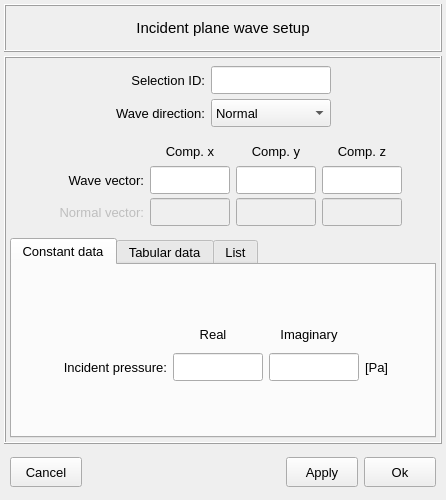
Old version of the form vibra/interface/data/ui_files/model/acoustic/excitations/incident_plane_wave_inputs.ui in the repository MOPT-UFSC/VIBRA.
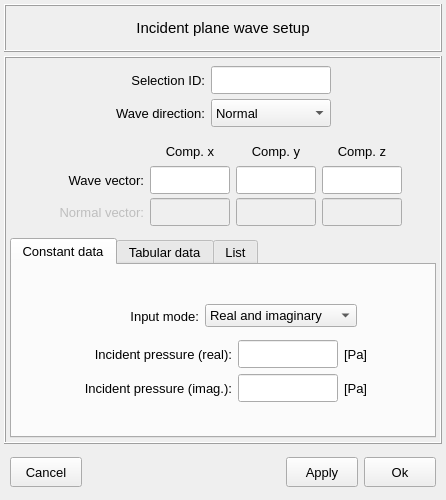
New version of the form. Icons and pictures are not drawn.

Commit message: Refactor the incident plane wave input class

```diff
--- a/vibra/interface/data/ui_files/model/acoustic/excitations/incident_plane_wave_inputs.ui
+++ b/vibra/interface/data/ui_files/model/acoustic/excitations/incident_plane_wave_inputs.ui
@@ -246,47 +246,60 @@
              <property name="spacing">
               <number>6</number>
              </property>
+             <item row="3" column="3">
+              <widget class="QLabel" name="label_pinc0_unit">
+               <property name="minimumSize">
+                <size>
+                 <width>40</width>
+                 <height>26</height>
+                </size>
+               </property>
+               <property name="maximumSize">
+                <size>
+                 <width>40</width>
+                 <height>26</height>
+                </size>
+               </property>
+               <property name="font">
+                <font>
+                 <family>MS Shell Dlg 2</family>
+                 <pointsize>10</pointsize>
+                 <italic>false</italic>
+                 <bold>false</bold>
+                </font>
+               </property>
+               <property name="text">
+                <string>[Pa]</string>
+               </property>
+               <property name="alignment">
+                <set>Qt::AlignmentFlag::AlignLeading|Qt::AlignmentFlag::AlignLeft|Qt::AlignmentFlag::AlignVCenter</set>
+               </property>
+              </widget>
+             </item>
+             <item row="0" column="2">
+              <spacer name="verticalSpacer">
+               <property name="orientation">
+                <enum>Qt::Orientation::Vertical</enum>
+               </property>
+               <property name="sizeHint" stdset="0">
+                <size>
+                 <width>20</width>
+                 <height>40</height>
+                </size>
+               </property>
+              </spacer>
+             </item>
              <item row="3" column="2">
               <widget class="QLineEdit" name="lineEdit_incident_pressure_real">
                <property name="minimumSize">
                 <size>
-                 <width>90</width>
+                 <width>100</width>
                  <height>28</height>
                 </size>
                </property>
                <property name="maximumSize">
                 <size>
-                 <width>90</width>
-                 <height>28</height>
-                </size>
-               </property>
-               <property name="font">
-                <font>
-                 <family>MS Shell Dlg 2</family>
-                 <pointsize>10</pointsize>
-                 <italic>false</italic>
-                 <bold>false</bold>
-                </font>
-               </property>
-               <property name="styleSheet">
-                <string notr="true"/>
-               </property>
-               <property name="alignment">
-                <set>Qt::AlignmentFlag::AlignCenter</set>
-               </property>
-              </widget>
-             </item>
-             <item row="3" column="3">
-              <widget class="QLineEdit" name="lineEdit_incident_pressure_imag">
-               <property name="minimumSize">
-                <size>
-                 <width>90</width>
-                 <height>28</height>
-                </size>
-               </property>
-               <property name="maximumSize">
-                <size>
-                 <width>90</width>
+                 <width>100</width>
                  <height>28</height>
                 </size>
                </property>
@@ -319,17 +332,17 @@
                </property>
               </spacer>
              </item>
-             <item row="3" column="1">
-              <widget class="QLabel" name="label_incident_pressure_constant">
+             <item row="4" column="1">
+              <widget class="QLabel" name="label_pinc1_constant">
                <property name="minimumSize">
                 <size>
-                 <width>110</width>
+                 <width>170</width>
                  <height>28</height>
                 </size>
                </property>
                <property name="maximumSize">
                 <size>
-                 <width>140</width>
+                 <width>180</width>
                  <height>28</height>
                 </size>
                </property>
@@ -342,24 +355,24 @@
                 </font>
                </property>
                <property name="text">
-                <string>Incident pressure:</string>
+                <string>Incident pressure (imag.):</string>
                </property>
                <property name="alignment">
                 <set>Qt::AlignmentFlag::AlignRight|Qt::AlignmentFlag::AlignTrailing|Qt::AlignmentFlag::AlignVCenter</set>
                </property>
               </widget>
              </item>
-             <item row="2" column="3">
-              <widget class="QLabel" name="label_5">
+             <item row="4" column="3">
+              <widget class="QLabel" name="label_pinc1_unit">
                <property name="minimumSize">
                 <size>
-                 <width>80</width>
+                 <width>40</width>
                  <height>26</height>
                 </size>
                </property>
                <property name="maximumSize">
                 <size>
-                 <width>80</width>
+                 <width>40</width>
                  <height>26</height>
                 </size>
                </property>
@@ -372,100 +385,27 @@
                 </font>
                </property>
                <property name="text">
-                <string>Imaginary</string>
+                <string>[Pa]</string>
                </property>
                <property name="alignment">
-                <set>Qt::AlignmentFlag::AlignCenter</set>
+                <set>Qt::AlignmentFlag::AlignLeading|Qt::AlignmentFlag::AlignLeft|Qt::AlignmentFlag::AlignVCenter</set>
                </property>
               </widget>
              </item>
-             <item row="2" column="2">
-              <widget class="QLabel" name="label_4">
-               <property name="minimumSize">
-                <size>
-                 <width>80</width>
-                 <height>26</height>
-                </size>
-               </property>
-               <property name="maximumSize">
-                <size>
-                 <width>80</width>
-                 <height>26</height>
-                </size>
-               </property>
-               <property name="font">
-                <font>
-                 <family>MS Shell Dlg 2</family>
-                 <pointsize>10</pointsize>
-                 <italic>false</italic>
-                 <bold>false</bold>
-                </font>
-               </property>
-               <property name="text">
-                <string>Real</string>
-               </property>
-               <property name="alignment">
-                <set>Qt::AlignmentFlag::AlignCenter</set>
-               </property>
-              </widget>
-             </item>
-             <item row="3" column="5">
-              <spacer name="horizontalSpacer_4">
-               <property name="orientation">
-                <enum>Qt::Orientation::Horizontal</enum>
-               </property>
-               <property name="sizeHint" stdset="0">
-                <size>
-                 <width>40</width>
-                 <height>20</height>
-                </size>
-               </property>
-              </spacer>
-             </item>
              <item row="3" column="4">
-              <widget class="QLabel" name="label_21">
-               <property name="minimumSize">
-                <size>
-                 <width>20</width>
-                 <height>28</height>
-                </size>
-               </property>
-               <property name="maximumSize">
-                <size>
-                 <width>40</width>
-                 <height>28</height>
-                </size>
-               </property>
-               <property name="font">
-                <font>
-                 <family>MS Shell Dlg 2</family>
-                 <pointsize>10</pointsize>
-                 <italic>false</italic>
-                 <bold>false</bold>
-                </font>
-               </property>
-               <property name="text">
-                <string>[Pa]</string>
-               </property>
-               <property name="alignment">
-                <set>Qt::AlignmentFlag::AlignLeading|Qt::AlignmentFlag::AlignLeft|Qt::AlignmentFlag::AlignVCenter</set>
-               </property>
-              </widget>
-             </item>
-             <item row="0" column="2">
-              <spacer name="verticalSpacer">
+              <spacer name="horizontalSpacer_4">
                <property name="orientation">
-                <enum>Qt::Orientation::Vertical</enum>
+                <enum>Qt::Orientation::Horizontal</enum>
                </property>
                <property name="sizeHint" stdset="0">
                 <size>
-                 <width>20</width>
-                 <height>40</height>
+                 <width>40</width>
+                 <height>20</height>
                 </size>
                </property>
               </spacer>
              </item>
-             <item row="4" column="2">
+             <item row="5" column="2">
               <spacer name="verticalSpacer_2">
                <property name="orientation">
                 <enum>Qt::Orientation::Vertical</enum>
@@ -478,6 +418,166 @@
                </property>
               </spacer>
              </item>
+             <item row="3" column="1">
+              <widget class="QLabel" name="label_pinc0_constant">
+               <property name="minimumSize">
+                <size>
+                 <width>170</width>
+                 <height>28</height>
+                </size>
+               </property>
+               <property name="maximumSize">
+                <size>
+                 <width>180</width>
+                 <height>28</height>
+                </size>
+               </property>
+               <property name="font">
+                <font>
+                 <family>MS Shell Dlg 2</family>
+                 <pointsize>10</pointsize>
+                 <italic>false</italic>
+                 <bold>false</bold>
+                </font>
+               </property>
+               <property name="text">
+                <string>Incident pressure (real):</string>
+               </property>
+               <property name="alignment">
+                <set>Qt::AlignmentFlag::AlignRight|Qt::AlignmentFlag::AlignTrailing|Qt::AlignmentFlag::AlignVCenter</set>
+               </property>
+              </widget>
+             </item>
+             <item row="4" column="2">
+              <widget class="QLineEdit" name="lineEdit_incident_pressure_imag">
+               <property name="minimumSize">
+                <size>
+                 <width>100</width>
+                 <height>28</height>
+                </size>
+               </property>
+               <property name="maximumSize">
+                <size>
+                 <width>100</width>
+                 <height>28</height>
+                </size>
+               </property>
+               <property name="font">
+                <font>
+                 <family>MS Shell Dlg 2</family>
+                 <pointsize>10</pointsize>
+                 <italic>false</italic>
+                 <bold>false</bold>
+                </font>
+               </property>
+               <property name="styleSheet">
+                <string notr="true"/>
+               </property>
+               <property name="alignment">
+                <set>Qt::AlignmentFlag::AlignCenter</set>
+               </property>
+              </widget>
+             </item>
+             <item row="1" column="0" colspan="5">
+              <widget class="QFrame" name="frame_5">
+               <property name="minimumSize">
+                <size>
+                 <width>0</width>
+                 <height>36</height>
+                </size>
+               </property>
+               <property name="frameShape">
+                <enum>QFrame::Shape::NoFrame</enum>
+               </property>
+               <property name="frameShadow">
+                <enum>QFrame::Shadow::Raised</enum>
+               </property>
+               <layout class="QGridLayout" name="gridLayout_13">
+                <property name="topMargin">
+                 <number>2</number>
+                </property>
+                <property name="bottomMargin">
+                 <number>2</number>
+                </property>
+                <item row="0" column="3">
+                 <spacer name="horizontalSpacer_7">
+                  <property name="orientation">
+                   <enum>Qt::Orientation::Horizontal</enum>
+                  </property>
+                  <property name="sizeHint" stdset="0">
+                   <size>
+                    <width>40</width>
+                    <height>20</height>
+                   </size>
+                  </property>
+                 </spacer>
+                </item>
+                <item row="0" column="2">
+                 <widget class="QComboBox" name="comboBox_input_mode">
+                  <property name="font">
+                   <font>
+                    <pointsize>10</pointsize>
+                    <bold>false</bold>
+                   </font>
+                  </property>
+                  <item>
+                   <property name="text">
+                    <string>Real and imaginary</string>
+                   </property>
+                  </item>
+                  <item>
+                   <property name="text">
+                    <string>Amplitude and phase</string>
+                   </property>
+                  </item>
+                 </widget>
+                </item>
+                <item row="0" column="1">
+                 <widget class="QLabel" name="label_incident_pressure_input_mode">
+                  <property name="minimumSize">
+                   <size>
+                    <width>110</width>
+                    <height>28</height>
+                   </size>
+                  </property>
+                  <property name="maximumSize">
+                   <size>
+                    <width>140</width>
+                    <height>28</height>
+                   </size>
+                  </property>
+                  <property name="font">
+                   <font>
+                    <family>MS Shell Dlg 2</family>
+                    <pointsize>10</pointsize>
+                    <italic>false</italic>
+                    <bold>false</bold>
+                   </font>
+                  </property>
+                  <property name="text">
+                   <string>Input mode:</string>
+                  </property>
+                  <property name="alignment">
+                   <set>Qt::AlignmentFlag::AlignRight|Qt::AlignmentFlag::AlignTrailing|Qt::AlignmentFlag::AlignVCenter</set>
+                  </property>
+                 </widget>
+                </item>
+                <item row="0" column="0">
+                 <spacer name="horizontalSpacer_10">
+                  <property name="orientation">
+                   <enum>Qt::Orientation::Horizontal</enum>
+                  </property>
+                  <property name="sizeHint" stdset="0">
+                   <size>
+                    <width>40</width>
+                    <height>20</height>
+                   </size>
+                  </property>
+                 </spacer>
+                </item>
+               </layout>
+              </widget>
+             </item>
             </layout>
            </widget>
           </item>
@@ -634,7 +734,7 @@
                 <string/>
                </property>
                <property name="icon">
-                <iconset resource="../../../../icons/resources.qrc">
+                <iconset>
                  <normaloff>:/icons/document_search_blue.png</normaloff>:/icons/document_search_blue.png</iconset>
                </property>
                <property name="iconSize">
```
Left out of the diff: 1 changed line with no effect on the pictures. The commit also changes 4 other files.
